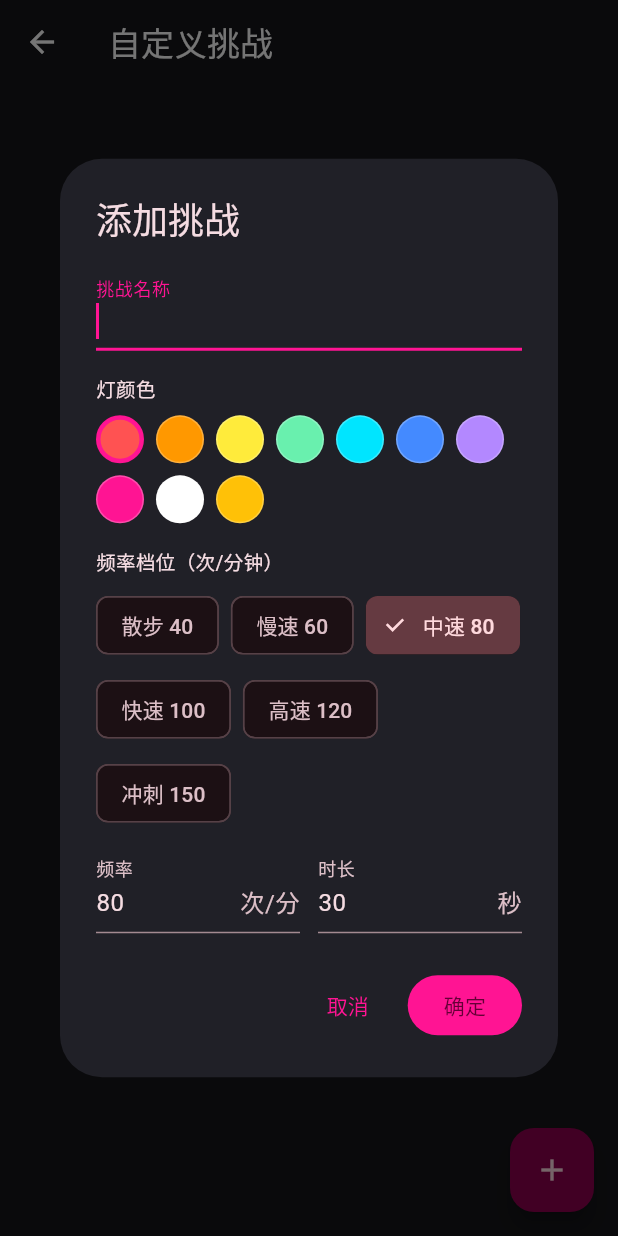
After one commit to 166767/couple-task-game, a Flutter app: the ChallengeEditorPage screen opened directly, after a tap on the "add" icon, on a phone screen of 412 x 824 dp. The commit adds this screen. Run offline on Flutter 3.47's test engine with Material 3 defaults, Android fonts, the phone set to English and light mode, and no system bars; our stand-ins replace file_picker, share_plus, shared_preferences, vibration; missing offline and left inert: charset; accounts and stored records are empty.

Commit message:
feat: v1.5.0 频率挑战系统（自定义挑战+开始挑战+灯闪烁）

```diff
--- /dev/null
+++ b/lib/models/challenge.dart
@@ -0,0 +1,84 @@
+import 'package:flutter/material.dart';
+
+/// 频率挑战的灯颜色列表（颜色多一些，供用户自定义选择）
+class ChallengeColors {
+  ChallengeColors._();
+
+  static const List<Color> all = [
+    Color(0xFFFF5252), // 红
+    Color(0xFFFF9800), // 橙
+    Color(0xFFFFEB3B), // 黄
+    Color(0xFF69F0AE), // 绿
+    Color(0xFF00E5FF), // 青
+    Color(0xFF448AFF), // 蓝
+    Color(0xFFB388FF), // 紫
+    Color(0xFFFF1493), // 粉
+    Color(0xFFFFFFFF), // 白
+    Color(0xFFFFC107), // 琥珀
+  ];
+}
+
+/// 频率档位（预设）
+class FrequencyPreset {
+  final String name;
+  final int bpm;
+
+  const FrequencyPreset({required this.name, required this.bpm});
+}
+
+/// 默认频率档位（BPM = 每分钟闪烁次数，类似节拍器）
+class FrequencyPresets {
+  FrequencyPresets._();
+
+  static const List<FrequencyPreset> all = [
+    FrequencyPreset(name: '散步', bpm: 40),
+    FrequencyPreset(name: '慢速', bpm: 60),
+    FrequencyPreset(name: '中速', bpm: 80),
+    FrequencyPreset(name: '快速', bpm: 100),
+    FrequencyPreset(name: '高速', bpm: 120),
+    FrequencyPreset(name: '冲刺', bpm: 150),
+  ];
+
+  /// 自定义 BPM 范围
+  static const int minBpm = 30;
+  static const int maxBpm = 300;
+}
+
+/// 挑战模型：名称 + 灯颜色 + 频率(BPM) + 时长(秒)
+class Challenge {
+  final String name;
+
+  /// 颜色索引，指向 ChallengeColors.all
+  final int colorIndex;
+
+  /// 频率：每分钟闪烁次数（BPM）
+  final int bpm;
+
+  /// 时长（秒）
+  final int seconds;
+
+  Challenge({
+    required this.name,
+    required this.colorIndex,
+    required this.bpm,
+    required this.seconds,
+  });
+
+  /// 灯颜色
+  Color get color =>
+      ChallengeColors.all[colorIndex % ChallengeColors.all.length];
+
+  Map<String, dynamic> toJson() => {
+        'name': name,
+        'colorIndex': colorIndex,
+        'bpm': bpm,
+        'seconds': seconds,
+      };
+
+  factory Challenge.fromJson(Map<String, dynamic> json) => Challenge(
+        name: json['name'] as String,
+        colorIndex: json['colorIndex'] as int,
+        bpm: json['bpm'] as int,
+        seconds: json['seconds'] as int,
+      );
+}
--- /dev/null
+++ b/lib/pages/challenge_editor_page.dart
@@ -0,0 +1,266 @@
+import 'package:flutter/material.dart';
+
+import '../models/challenge.dart';
+import '../services/storage_service.dart';
+
+/// 自定义挑战页：增删改挑战
+class ChallengeEditorPage extends StatefulWidget {
+  const ChallengeEditorPage({super.key});
+
+  @override
+  State<ChallengeEditorPage> createState() => _ChallengeEditorPageState();
+}
+
+class _ChallengeEditorPageState extends State<ChallengeEditorPage> {
+  final StorageService _storage = StorageService();
+  List<Challenge> _challenges = [];
+
+  @override
+  void initState() {
+    super.initState();
+    _load();
+  }
+
+  Future<void> _load() async {
+    final challenges = await _storage.getChallenges();
+    if (mounted) setState(() => _challenges = challenges);
+  }
+
+  /// 添加/编辑挑战
+  Future<void> _showDialog({int? editIndex}) async {
+    final isEdit = editIndex != null;
+    final result = await showDialog<Challenge>(
+      context: context,
+      builder: (_) =>
+          _ChallengeDialog(initial: isEdit ? _challenges[editIndex] : null),
+    );
+    if (result == null) return;
+
+    final list = [..._challenges];
+    if (isEdit) {
+      list[editIndex] = result;
+    } else {
+      list.add(result);
+    }
+    await _storage.setChallenges(list);
+    await _load();
+  }
+
+  void _delete(int index) {
+    setState(() => _challenges.removeAt(index));
+    _storage.setChallenges(_challenges);
+  }
+
+  @override
+  Widget build(BuildContext context) {
+    return Scaffold(
+      appBar: AppBar(title: const Text('自定义挑战')),
+      floatingActionButton: FloatingActionButton(
+        onPressed: () => _showDialog(),
+        tooltip: '添加挑战',
+        child: const Icon(Icons.add),
+      ),
+      body: _challenges.isEmpty
+          ? const Center(child: Text('还没有挑战，点击右下角添加'))
+          : ListView.builder(
+              itemCount: _challenges.length,
+              itemBuilder: (context, index) {
+                final c = _challenges[index];
+                return Card(
+                  child: ListTile(
+                    leading: Container(
+                      width: 32,
+                      height: 32,
+                      decoration: BoxDecoration(
+                        color: c.color,
+                        shape: BoxShape.circle,
+                        border: Border.all(color: Colors.white24),
+                      ),
+                    ),
+                    title: Text(c.name),
+                    subtitle: Text('${c.bpm} 次/分钟 · ${c.seconds} 秒'),
+                    trailing: Row(
+                      mainAxisSize: MainAxisSize.min,
+                      children: [
+                        IconButton(
+                          icon: const Icon(Icons.edit),
+                          tooltip: '编辑',
+                          onPressed: () => _showDialog(editIndex: index),
+                        ),
+                        IconButton(
+                          icon: const Icon(Icons.delete),
+                          tooltip: '删除',
+                          onPressed: () => _delete(index),
+                        ),
+                      ],
+                    ),
+                  ),
+                );
+              },
+            ),
+    );
+  }
+}
+
+/// 挑战编辑对话框：自管理 controller 生命周期
+class _ChallengeDialog extends StatefulWidget {
+  final Challenge? initial;
+
+  const _ChallengeDialog({this.initial});
+
+  @override
+  State<_ChallengeDialog> createState() => _ChallengeDialogState();
+}
+
+class _ChallengeDialogState extends State<_ChallengeDialog> {
+  late final TextEditingController _name =
+      TextEditingController(text: widget.initial?.name ?? '');
+  late final TextEditingController _bpm =
+      TextEditingController(text: widget.initial?.bpm.toString() ?? '80');
+  late final TextEditingController _seconds =
+      TextEditingController(text: widget.initial?.seconds.toString() ?? '30');
+  late int _colorIndex = widget.initial?.colorIndex ?? 0;
+  String? _error;
+
+  @override
+  void dispose() {
+    _name.dispose();
+    _bpm.dispose();
+    _seconds.dispose();
+    super.dispose();
+  }
+
+  void _submit() {
+    final name = _name.text.trim();
+    final bpm = int.tryParse(_bpm.text.trim());
+    final seconds = int.tryParse(_seconds.text.trim());
+    if (name.isEmpty) {
+      setState(() => _error = '请输入挑战名称');
+      return;
+    }
+    if (bpm == null || bpm < FrequencyPresets.minBpm || bpm > FrequencyPresets.maxBpm) {
+      setState(() => _error = '频率需在 ${FrequencyPresets.minBpm}~${FrequencyPresets.maxBpm} 之间');
+      return;
+    }
+    if (seconds == null || seconds < 5 || seconds > 300) {
+      setState(() => _error = '时长需在 5~300 秒之间');
+      return;
+    }
+    Navigator.of(context).pop(Challenge(
+          name: name,
+          colorIndex: _colorIndex,
+          bpm: bpm,
+          seconds: seconds,
+        ));
+  }
+
+  @override
+  Widget build(BuildContext context) {
+    return AlertDialog(
+      title: Text(widget.initial == null ? '添加挑战' : '编辑挑战'),
+      content: SingleChildScrollView(
+        child: Column(
+          mainAxisSize: MainAxisSize.min,
+          crossAxisAlignment: CrossAxisAlignment.start,
+          children: [
+            TextField(
+              controller: _name,
+              autofocus: true,
+              decoration: const InputDecoration(labelText: '挑战名称'),
+            ),
+            const SizedBox(height: 16),
+            // 灯颜色选择
+            const Text('灯颜色', style: TextStyle(fontSize: 13)),
+            const SizedBox(height: 8),
+            Wrap(
+              spacing: 8,
+              runSpacing: 8,
+              children: [
+                for (var i = 0; i < ChallengeColors.all.length; i++)
+                  GestureDetector(
+                    onTap: () => setState(() => _colorIndex = i),
+                    child: Container(
+                      width: 32,
+                      height: 32,
+                      decoration: BoxDecoration(
+                        color: ChallengeColors.all[i],
+                        shape: BoxShape.circle,
+                        border: Border.all(
+                          color: _colorIndex == i
+                              ? Theme.of(context).colorScheme.primary
+                              : Colors.white24,
+                          width: _colorIndex == i ? 3 : 1,
+                        ),
+                      ),
+                    ),
+                  ),
+              ],
+            ),
+            const SizedBox(height: 16),
+            // 频率档位快捷选择
+            const Text('频率档位（次/分钟）', style: TextStyle(fontSize: 13)),
+            const SizedBox(height: 8),
+            Wrap(
+              spacing: 8,
+              runSpacing: 8,
+              children: [
+                for (final p in FrequencyPresets.all)
+                  ChoiceChip(
+                    label: Text('${p.name} ${p.bpm}'),
+                    selected: _bpm.text == p.bpm.toString(),
+                    onSelected: (_) =>
+                        setState(() => _bpm.text = p.bpm.toString()),
+                  ),
+              ],
+            ),
+            const SizedBox(height: 12),
+            // 频率 + 时长输入
+            Row(
+              children: [
+                Expanded(
+                  child: TextField(
+                    controller: _bpm,
+                    keyboardType: TextInputType.number,
+                    decoration: const InputDecoration(
+                      labelText: '频率',
+                      suffixText: '次/分',
+                    ),
+                  ),
+                ),
+                const SizedBox(width: 12),
+                Expanded(
+                  child: TextField(
+                    controller: _seconds,
+                    keyboardType: TextInputType.number,
+                    decoration: const InputDecoration(
+                      labelText: '时长',
+                      suffixText: '秒',
+                    ),
+                  ),
+                ),
+              ],
+            ),
+            if (_error != null)
+              Padding(
+                padding: const EdgeInsets.only(top: 12),
+                child: Text(
+                  _error!,
+                  style: TextStyle(color: Theme.of(context).colorScheme.error),
+                ),
+              ),
+          ],
+        ),
+      ),
+      actions: [
+        TextButton(
+          onPressed: () => Navigator.of(context).pop(),
+          child: const Text('取消'),
+        ),
+        FilledButton(
+          onPressed: _submit,
+          child: const Text('确定'),
+        ),
+      ],
+    );
+  }
+}
--- a/lib/services/storage_service.dart
+++ b/lib/services/storage_service.dart
@@ -2,6 +2,7 @@ import 'dart:convert';
 
 import 'package:shared_preferences/shared_preferences.dart';
 
+import '../models/challenge.dart';
 import '../models/task_pack.dart';
 import 'txt_parser.dart';
 
@@ -17,6 +18,7 @@ class StorageService {
   static const String _kVibrationEnabled = 'vibration_enabled';
   static const String _kPinnedPacks = 'pinned_packs';
   static const String _kDifficultyNames = 'difficulty_names';
+  static const String _kChallenges = 'challenges';
   static const String _kInitialized = 'initialized';
 
   /// 内置示例任务包内容（首次启动自动内置）
@@ -173,4 +175,22 @@ class StorageService {
     final prefs = await SharedPreferences.getInstance();
     await prefs.setString(_kDifficultyNames, jsonEncode(names));
   }
+
+  /// 读取所有挑战
+  Future<List<Challenge>> getChallenges() async {
+    final prefs = await SharedPreferences.getInstance();
+    final raw = prefs.getString(_kChallenges);
+    if (raw == null || raw.isEmpty) return [];
+    final list = jsonDecode(raw) as List<dynamic>;
+    return [
+      for (final e in list) Challenge.fromJson(e as Map<String, dynamic>),
+    ];
+  }
+
+  /// 保存所有挑战
+  Future<void> setChallenges(List<Challenge> challenges) async {
+    final prefs = await SharedPreferences.getInstance();
+    final list = [for (final c in challenges) c.toJson()];
+    await prefs.setString(_kChallenges, jsonEncode(list));
+  }
 }
--- a/pubspec.yaml
+++ b/pubspec.yaml
@@ -16,7 +16,7 @@ publish_to: 'none' # Remove this line if you wish to publish to pub.dev
 # https://developer.apple.com/library/archive/documentation/General/Reference/InfoPlistKeyReference/Articles/CoreFoundationKeys.html
 # In Windows, build-name is used as the major, minor, and patch parts
 # of the product and file versions while build-number is used as the build suffix.
-version: 1.4.0+4
+version: 1.5.0+5
 
 environment:
   sdk: ^3.13.5
```
Also changed, not shown: lib/pages/challenge_page.dart (added, +56 -0 lines), lib/pages/challenge_play_page.dart (added, +228 -0 lines), lib/pages/home_page.dart (+15 -0 lines).
